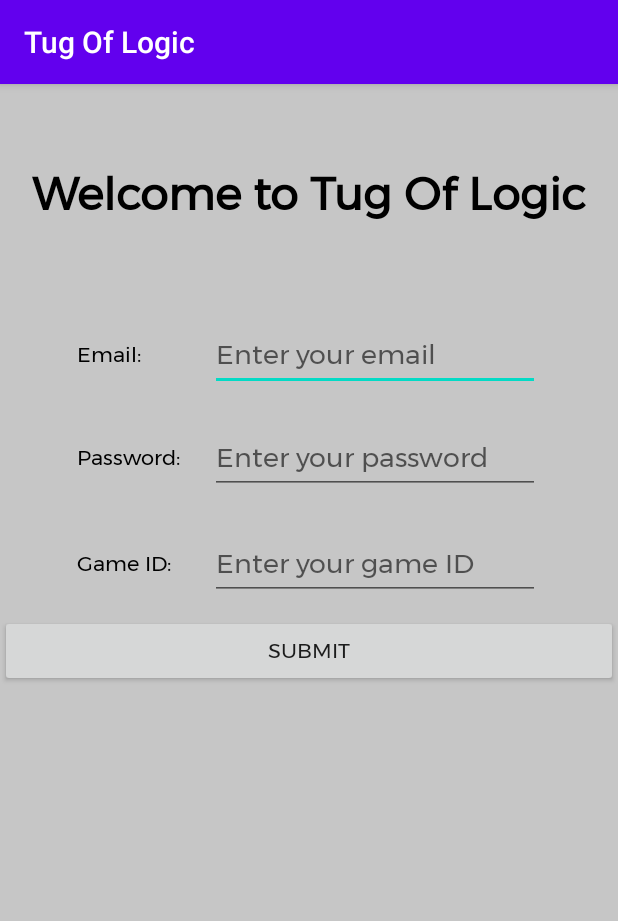
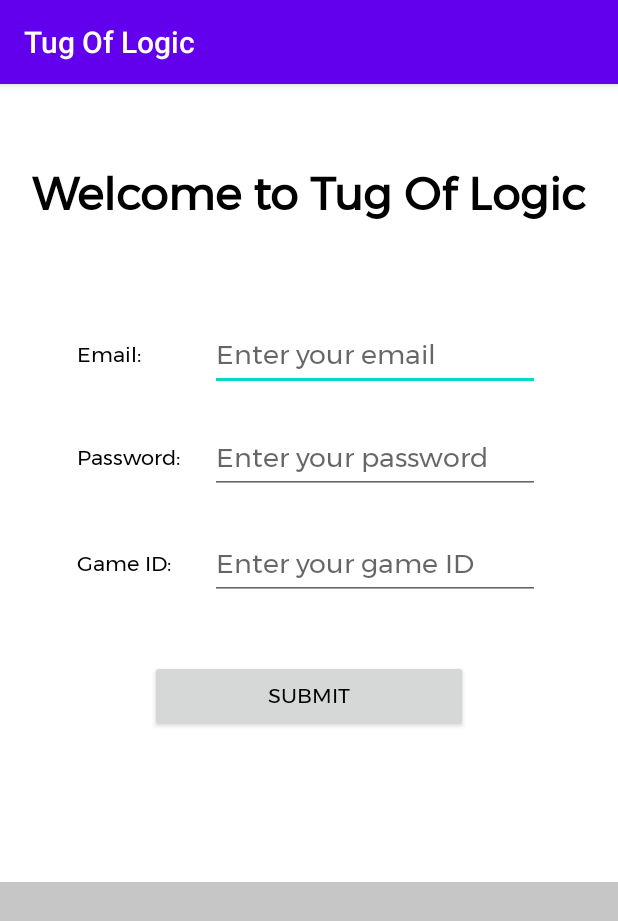
Before and after one commit to TushitNag11/TugOfLogic, an Android app: the screen it shows after launch (MainActivity), on a phone screen of 412 x 824 dp. Shown: the top 921 px of the screen. Run offline under Robolectric (Android 15) with nearby library versions, the phone set to English and light mode, and no system bars.

Commit message:
Edits login page

```diff
--- a/app/src/main/res/layout/activity_main.xml
+++ b/app/src/main/res/layout/activity_main.xml
@@ -11,7 +11,8 @@
     <LinearLayout
         android:layout_width="match_parent"
         android:layout_height="match_parent"
-        android:orientation="vertical">
+        android:orientation="vertical"
+        android:background="@android:color/white">
 
         <TextView
             android:id="@+id/headerTitle"
@@ -126,14 +127,21 @@
         <LinearLayout
             android:layout_width="match_parent"
             android:layout_height="wrap_content"
-            android:orientation="vertical">
+            android:layout_marginBottom="100dp"
+            android:layout_marginTop="20dp"
+            android:orientation="horizontal">
 
             <Button
-                android:id="@+id/button2"
+                android:id="@+id/loginBtn"
                 android:layout_width="match_parent"
                 android:layout_height="wrap_content"
+                android:layout_marginLeft="100dp"
+                android:layout_marginRight="100dp"
+                android:layout_marginTop="10dp"
                 android:fontFamily="@font/montserrat"
-                android:text="@string/submit" />
+                android:gravity="center"
+                android:text="@string/submit"
+                android:textColor="@android:color/black" />
         </LinearLayout>
     </LinearLayout>
 </ScrollView>
```
